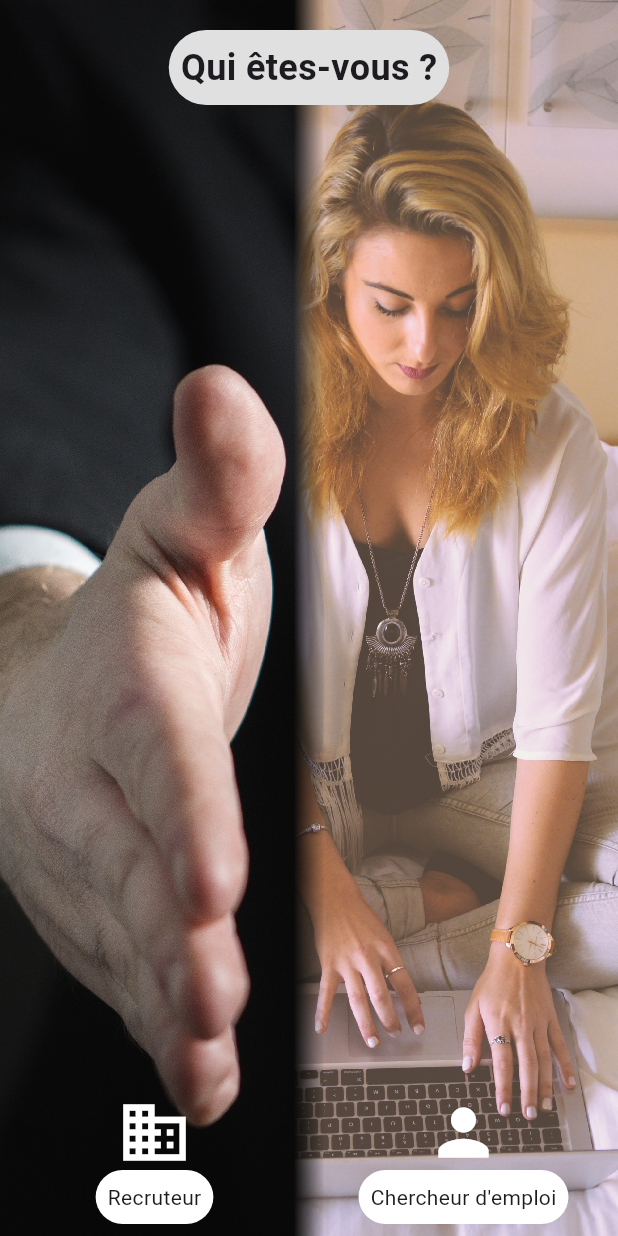
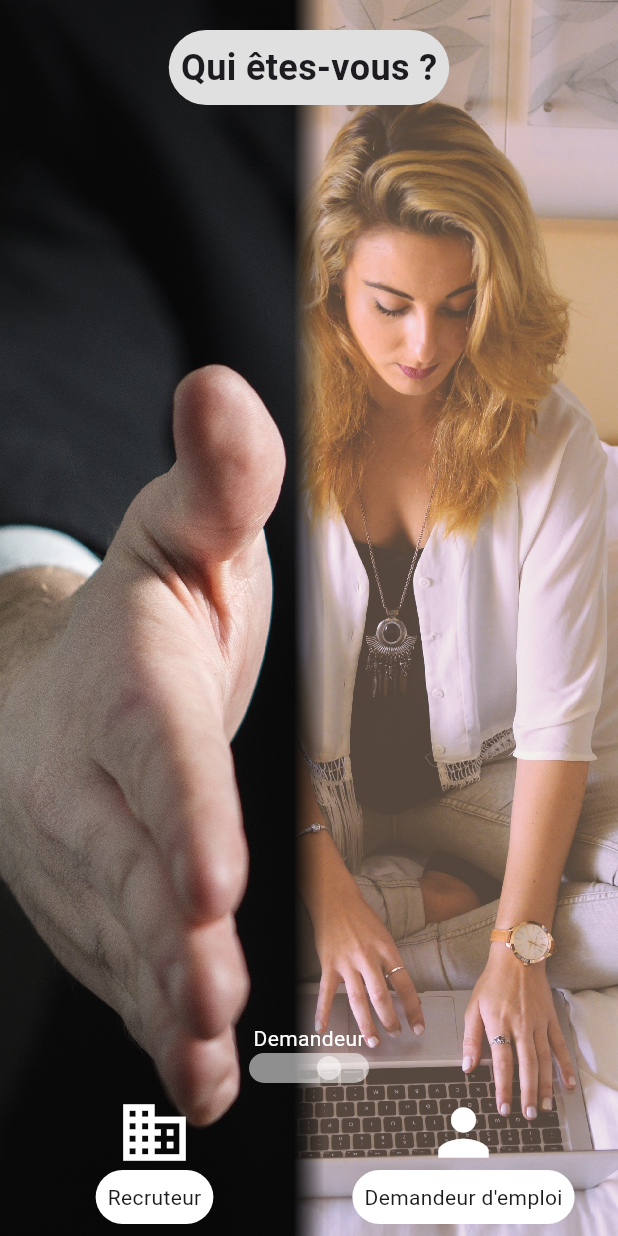
Before and after one commit to algosup/2023-2024-project-5-flutter-team-7, a Flutter app: the screen it shows after launch, after a tap on an icon or button, on a phone screen of 412 x 824 dp. Run offline on Flutter 3.47's test engine with Material 3 defaults, Android fonts, the phone set to English and light mode, and no system bars; our stand-ins replace geolocator, go_router.

Commit message:
Add sign in swipe animation

```diff
--- a/src/adopteuncandidat/lib/sign_in.dart
+++ b/src/adopteuncandidat/lib/sign_in.dart
@@ -130,7 +130,7 @@ class SignInFooter extends StatelessWidget {
   Widget build(BuildContext context) {
     return const Column(
       children: [
-        // TODO: Animation here
+        SignInAnimation(),
         Row(
           mainAxisAlignment: MainAxisAlignment.spaceBetween,
           children: [
@@ -139,7 +139,7 @@ class SignInFooter extends StatelessWidget {
               icon: Icons.business,
             ),
             SignInFooterSelection(
-              text: 'Chercheur d\'emploi',
+              text: 'Demandeur d\'emploi',
               icon: Icons.person,
             ),
           ],
@@ -183,3 +183,104 @@ class SignInFooterSelection extends StatelessWidget {
     );
   }
 }
+
+class SignInAnimation extends StatefulWidget {
+  const SignInAnimation({super.key});
+
+  @override
+  State<SignInAnimation> createState() => _SignInAnimationState();
+}
+
+class _SignInAnimationState extends State<SignInAnimation>
+    with TickerProviderStateMixin {
+  static const double width = 80;
+  static const double height = 20;
+
+  late final AnimationController _translateController;
+  late final Animation<double> _translateAnimation;
+  bool _forward = true;
+
+  @override
+  void initState() {
+    super.initState();
+
+    _translateController = AnimationController(
+      vsync: this,
+      duration: const Duration(seconds: 2),
+    );
+
+    _translateAnimation = Tween(begin: 0.0, end: 1.0).animate(
+      CurvedAnimation(
+        parent: _translateController,
+        curve: const Interval(0.2, 0.8, curve: Curves.easeInOutCubic),
+      ),
+    );
+
+    _translateController.addStatusListener((status) {
+      if (status == AnimationStatus.completed) {
+        setState(() {
+          _forward = false;
+        });
+        _translateController.reverse();
+      } else if (status == AnimationStatus.dismissed) {
+        setState(() {
+          _forward = true;
+        });
+        _translateController.forward();
+      }
+    });
+
+    _translateController.forward();
+  }
+
+  @override
+  void dispose() {
+    _translateController.dispose();
+    super.dispose();
+  }
+
+  double getX() =>
+      _translateAnimation.value * (width - height) - (width - height) / 2;
+
+  @override
+  Widget build(BuildContext context) {
+    return AnimatedBuilder(
+      animation: _translateController,
+      builder: (context, child) => Column(
+        children: [
+          Text(
+            _forward ? "Demandeur" : "Recruteur",
+            style: const TextStyle(color: Colors.white),
+          ),
+          Stack(
+            alignment: Alignment.center,
+            children: [
+              SizedBox(
+                width: width,
+                height: height,
+                child: Container(
+                  decoration: BoxDecoration(
+                    color: Colors.white54,
+                    borderRadius: BorderRadius.circular(100),
+                  ),
+                ),
+              ),
+              Transform.translate(
+                offset: Offset(getX(), 0),
+                child: SizedBox(
+                  height: height * 0.8,
+                  width: height * 0.8,
+                  child: Container(
+                      decoration: const BoxDecoration(
+                    color: Colors.white54,
+                    shape: BoxShape.circle,
+                  )),
+                ),
+              ),
+            ],
+          ),
+        ],
+      ),
+    );
+  }
+}
```
